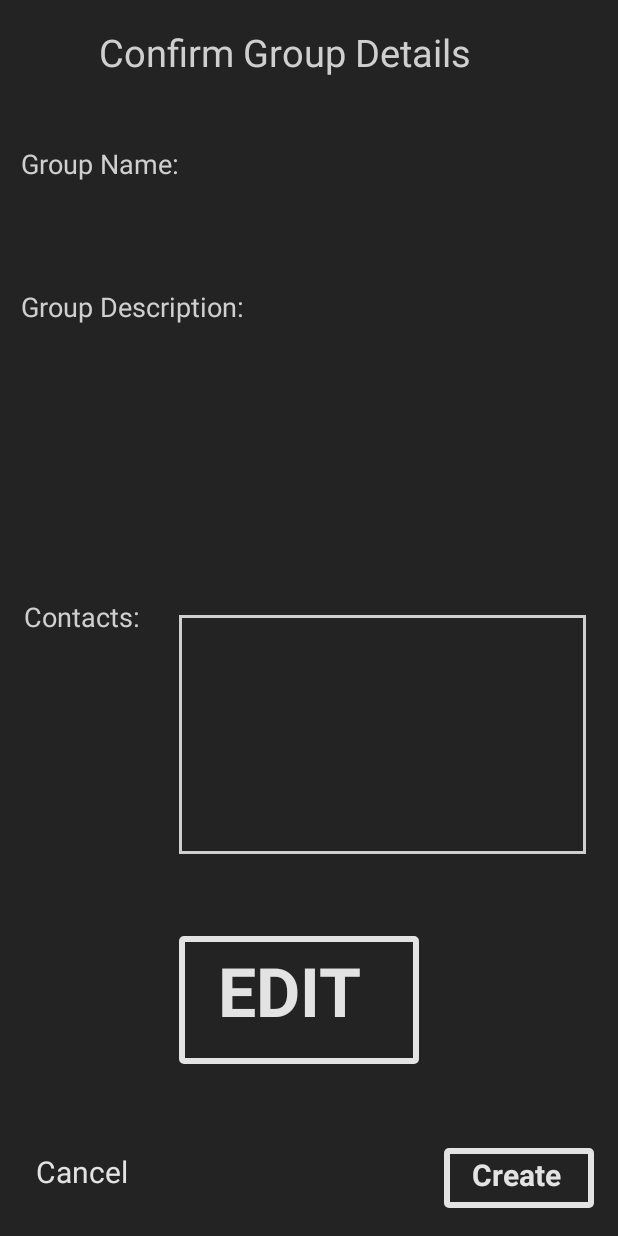
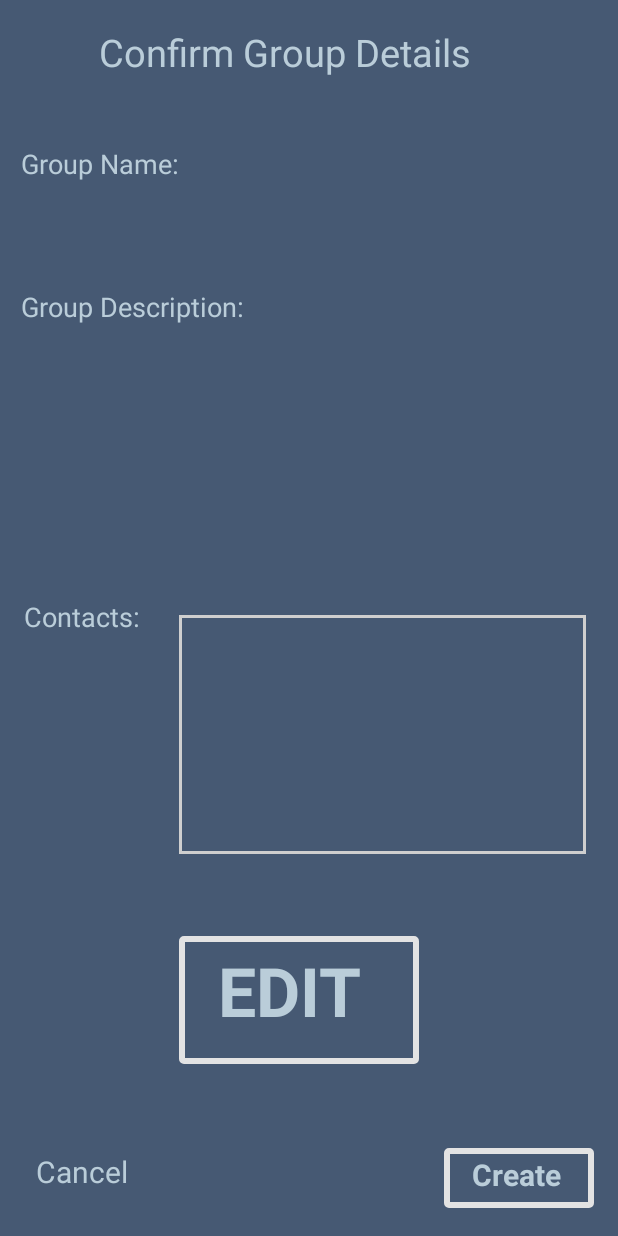
Before and after one commit to michaelSetnyk/time_hunter, an Android app: the ConfrimGroup screen opened directly, with no data from a screen before it, on a phone screen of 412 x 824 dp. Run offline under Robolectric (Android 15) with nearby library versions, the phone set to English and light mode, and no system bars.

Commit message:
Finished sequence for confirm group and corrected confirm group activities colours

```diff
--- a/app/src/main/java/com/example/timehunter/ConfrimGroup.kt
+++ b/app/src/main/java/com/example/timehunter/ConfrimGroup.kt
@@ -1,8 +1,12 @@
 package com.example.timehunter
 
+import android.content.Intent
 import android.os.Bundle
+import android.widget.Button
 import android.widget.TextView
+import android.widget.Toast
 import androidx.appcompat.app.AppCompatActivity
+import org.w3c.dom.Text
 
 class ConfrimGroup : AppCompatActivity(){
 
@@ -25,6 +29,13 @@ class ConfrimGroup : AppCompatActivity(){
         cancelButton.setOnClickListener{
             finish()
         }
+
+        val createButton = findViewById<TextView>(R.id.create_text)
+        createButton.setOnClickListener{
+            Toast.makeText(this, "Group Saved", Toast.LENGTH_SHORT).show()
+            intent = Intent(this, MainActivity::class.java)
+            startActivity(intent)
+        }
     }
 
 }
--- a/app/src/main/res/layout/confirm_group.xml
+++ b/app/src/main/res/layout/confirm_group.xml
@@ -6,14 +6,14 @@
     android:layout_width="match_parent"
     android:layout_height="match_parent"
     tools:context=".ConfrimGroup"
-    android:background="@drawable/background">
+    android:background="@color/colorBackground">
 
 
     <TextView
         android:layout_width="wrap_content"
         android:layout_height="wrap_content"
         android:text="@string/confirm_page_title"
-        android:textColor="#CFCFCF"
+        android:textColor="@color/colorPrimary"
         android:textSize="25sp"
         app:layout_constraintBottom_toBottomOf="parent"
         app:layout_constraintEnd_toEndOf="parent"
@@ -28,7 +28,7 @@
         android:layout_width="wrap_content"
         android:layout_height="wrap_content"
         android:text="@string/confirm_group_name_label"
-        android:textColor="#CFCFCF"
+        android:textColor="@color/colorPrimary"
         android:textSize="18sp"
         app:layout_constraintBottom_toBottomOf="parent"
         app:layout_constraintEnd_toEndOf="parent"
@@ -41,7 +41,7 @@
         android:id="@+id/confirm_group_name"
         android:layout_width="404dp"
         android:layout_height="46dp"
-        android:textColor="#CFCFCF"
+        android:textColor="@color/colorPrimary"
         android:textSize="16sp"
         app:layout_constraintBottom_toBottomOf="parent"
         app:layout_constraintEnd_toEndOf="parent"
@@ -55,7 +55,7 @@
         android:layout_width="wrap_content"
         android:layout_height="wrap_content"
         android:text="@string/confirm_group_desc_label"
-        android:textColor="#CFCFCF"
+        android:textColor="@color/colorPrimary"
         android:textSize="18sp"
         app:layout_constraintBottom_toBottomOf="parent"
         app:layout_constraintEnd_toEndOf="parent"
@@ -68,7 +68,7 @@
         android:id="@+id/confirm_group_desc"
         android:layout_width="364dp"
         android:layout_height="127dp"
-        android:textColor="#CFCFCF"
+        android:textColor="@color/colorPrimary"
         android:textSize="16sp"
         app:layout_constraintBottom_toBottomOf="parent"
         app:layout_constraintEnd_toEndOf="parent"
@@ -90,11 +90,11 @@
         app:layout_constraintVertical_bias="0.976" />
 
     <TextView
-        android:id="@+id/confirm_text"
+        android:id="@+id/create_text"
         android:layout_width="81dp"
         android:layout_height="36dp"
         android:text="@string/create"
-        android:textColor="#E3E3E3"
+        android:textColor="@color/colorPrimary"
         android:textStyle="bold"
         android:textSize="20sp"
         app:layout_constraintBottom_toBottomOf="parent"
@@ -110,7 +110,7 @@
         android:layout_height="wrap_content"
         android:layout_marginStart="24dp"
         android:text="@string/cancel_button"
-        android:textColor="#E3E3E3"
+        android:textColor="@color/colorPrimary"
         android:textSize="20sp"
         app:layout_constraintBottom_toBottomOf="parent"
         app:layout_constraintEnd_toEndOf="@+id/group_description1"
@@ -136,7 +136,7 @@
         android:layout_width="120dp"
         android:layout_height="50dp"
         android:text="@string/create_edit"
-        android:textColor="#E3E3E3"
+        android:textColor="@color/colorPrimary"
         android:textSize="45sp"
         android:textStyle="bold"
         app:layout_constraintBottom_toBottomOf="parent"
@@ -151,7 +151,7 @@
         android:layout_width="wrap_content"
         android:layout_height="wrap_content"
         android:text="@string/confirm_group_contacts"
-        android:textColor="#CFCFCF"
+        android:textColor="@color/colorPrimary"
         android:textSize="18sp"
         app:layout_constraintBottom_toBottomOf="parent"
         app:layout_constraintEnd_toEndOf="parent"
--- a/app/src/main/res/layout/create_group.xml
+++ b/app/src/main/res/layout/create_group.xml
@@ -100,7 +100,7 @@
         android:layout_marginStart="16dp"
         android:gravity="bottom|left"
         android:inputType="textCapSentences|textMultiLine"
-        android:lines="5"
+        android:lines="1"
         android:maxLines="5"
         android:scrollHorizontally="false"
         android:textColor="#bacdd9"
@@ -109,7 +109,7 @@
         app:layout_constraintHorizontal_bias="0.0"
         app:layout_constraintStart_toStartOf="parent"
         app:layout_constraintTop_toTopOf="parent"
-        app:layout_constraintVertical_bias="0.819" />
+        app:layout_constraintVertical_bias="0.885" />
 
     <TextView
         android:layout_width="wrap_content"
```
